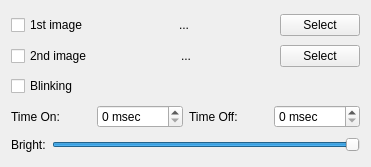
Before: the Qt Designer form src/ui/displayoptions.ui in etengabeko/etwas, drawn with Qt 5.
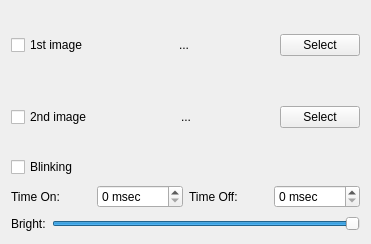
After: the same form once the commit is applied.

The edit to the form file:
```diff
--- a/src/ui/displayoptions.ui
+++ b/src/ui/displayoptions.ui
@@ -7,7 +7,7 @@
     <x>0</x>
     <y>0</y>
     <width>371</width>
-    <height>167</height>
+    <height>244</height>
    </rect>
   </property>
   <property name="windowTitle">
@@ -31,6 +31,12 @@
          <verstretch>0</verstretch>
         </sizepolicy>
        </property>
+       <property name="minimumSize">
+        <size>
+         <width>0</width>
+         <height>64</height>
+        </size>
+       </property>
        <property name="text">
         <string>...</string>
        </property>
@@ -65,6 +71,12 @@
          <verstretch>0</verstretch>
         </sizepolicy>
        </property>
+       <property name="minimumSize">
+        <size>
+         <width>0</width>
+         <height>64</height>
+        </size>
+       </property>
        <property name="text">
         <string>...</string>
        </property>
```
